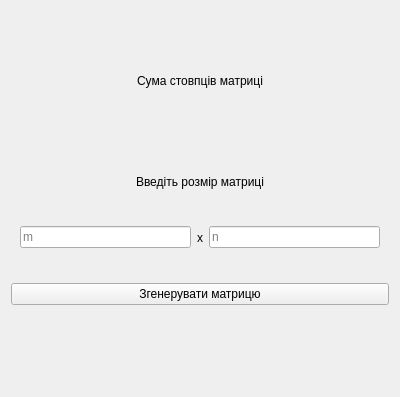
Ihor-Mykytiuk/university-projects, file lab5/ui/task3_interface.ui: the form before one commit; both pictures show x 0 to 400 and y 0 to 397 of the 400 by 695 pixel window.
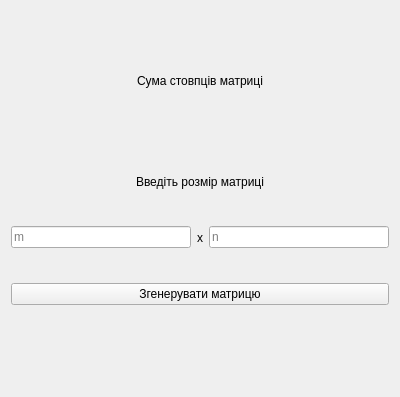
The form after the commit.

Commit message: Corrected the interface

What changed in the file:
```diff
--- a/lab5/ui/task3_interface.ui
+++ b/lab5/ui/task3_interface.ui
@@ -63,8 +63,14 @@
         </widget>
        </item>
        <item>
-        <widget class="QFrame" name="">
+        <widget class="QFrame" name="frame">
          <layout class="QHBoxLayout" name="horizontalLayout">
+          <property name="leftMargin">
+           <number>0</number>
+          </property>
+          <property name="rightMargin">
+           <number>0</number>
+          </property>
           <item>
            <widget class="QLineEdit" name="m_input">
             <property name="placeholderText">
```
The commit also changes 5 other files.
